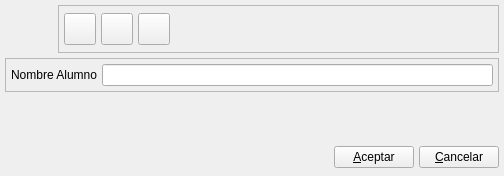
Qt form bulmages/bulmafact/plugins/pluginalumno/alumnobase.ui (eboladev/Bulmages-1) before a commit.
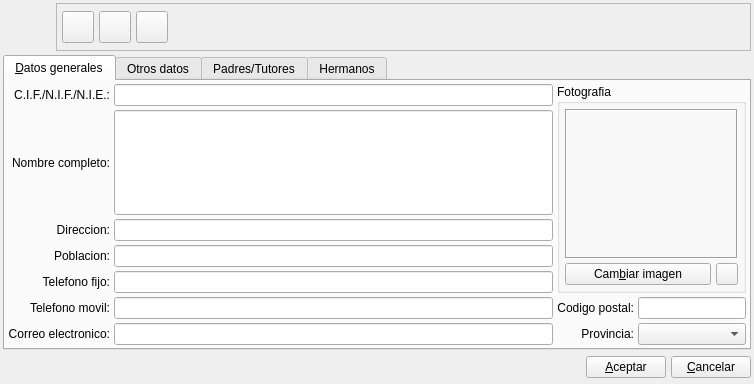
The same form after that commit. Icons and pictures are not drawn. Custom widgets are drawn as their Qt base class.

The edit to the form file:
```diff
--- a/bulmages/bulmafact/plugins/pluginalumno/alumnobase.ui
+++ b/bulmages/bulmafact/plugins/pluginalumno/alumnobase.ui
@@ -6,8 +6,8 @@
    <rect>
     <x>0</x>
     <y>0</y>
-    <width>504</width>
-    <height>176</height>
+    <width>754</width>
+    <height>384</height>
    </rect>
   </property>
   <property name="minimumSize" >
@@ -23,14 +23,8 @@
    <iconset resource="gestionaula.qrc" >
     <normaloff>:/ImgGestionAula/icons/alumno.svg</normaloff>:/ImgGestionAula/icons/alumno.svg</iconset>
   </property>
-  <layout class="QGridLayout" >
-   <property name="margin" >
-    <number>5</number>
-   </property>
-   <property name="spacing" >
-    <number>5</number>
-   </property>
-   <item row="0" column="0" >
+  <layout class="QVBoxLayout" name="verticalLayout" >
+   <item>
     <layout class="QHBoxLayout" >
      <property name="spacing" >
       <number>5</number>
@@ -213,67 +207,408 @@
      </item>
     </layout>
    </item>
-   <item row="1" column="0" >
-    <widget class="QFrame" name="frame_2" >
-     <property name="frameShape" >
-      <enum>QFrame::StyledPanel</enum>
+   <item>
+    <widget class="QTabWidget" name="mui_tab" >
+     <property name="enabled" >
+      <bool>true</bool>
      </property>
-     <property name="frameShadow" >
-      <enum>QFrame::Raised</enum>
+     <property name="currentIndex" >
+      <number>0</number>
      </property>
-     <layout class="QGridLayout" >
-      <property name="margin" >
-       <number>5</number>
+     <widget class="QWidget" name="Tab1" >
+      <property name="geometry" >
+       <rect>
+        <x>0</x>
+        <y>0</y>
+        <width>732</width>
+        <height>228</height>
+       </rect>
       </property>
-      <property name="spacing" >
-       <number>5</number>
+      <attribute name="title" >
+       <string>&amp;Datos generales</string>
+      </attribute>
+      <layout class="QGridLayout" name="gridLayout_2" >
+       <item row="0" column="0" >
+        <widget class="QLabel" name="textLabel2_5" >
+         <property name="text" >
+          <string>C.I.F./N.I.F./N.I.E.:</string>
+         </property>
+         <property name="alignment" >
+          <set>Qt::AlignRight|Qt::AlignTrailing|Qt::AlignVCenter</set>
+         </property>
+         <property name="buddy" >
+          <cstring></cstring>
+         </property>
+        </widget>
+       </item>
+       <item row="0" column="1" >
+        <widget class="QLineEdit" name="mui_cifcliente" >
+         <property name="maxLength" >
+          <number>200</number>
+         </property>
+        </widget>
+       </item>
+       <item rowspan="5" row="0" column="2" colspan="2" >
+        <widget class="QGroupBox" name="groupBox_5" >
+         <property name="title" >
+          <string>Fotografia</string>
+         </property>
+         <layout class="QGridLayout" name="_4" >
+          <property name="margin" >
+           <number>5</number>
+          </property>
+          <property name="spacing" >
+           <number>5</number>
+          </property>
+          <item row="0" column="0" colspan="2" >
+           <widget class="QLabel" name="mui_imagen_2" >
+            <property name="sizePolicy" >
+             <sizepolicy vsizetype="Preferred" hsizetype="Preferred" >
+              <horstretch>0</horstretch>
+              <verstretch>0</verstretch>
+             </sizepolicy>
+            </property>
+            <property name="minimumSize" >
+             <size>
+              <width>150</width>
+              <height>150</height>
+             </size>
+            </property>
+            <property name="frameShape" >
+             <enum>QFrame::Box</enum>
+            </property>
+            <property name="frameShadow" >
+             <enum>QFrame::Sunken</enum>
+            </property>
+            <property name="scaledContents" >
+             <bool>true</bool>
+            </property>
+           </widget>
+          </item>
+          <item row="1" column="0" >
+           <widget class="QPushButton" name="mui_cambiarimagen_2" >
+            <property name="text" >
+             <string>Cam&amp;biar imagen</string>
+            </property>
+           </widget>
+          </item>
+          <item row="1" column="1" >
+           <widget class="QPushButton" name="mui_borrarimagen_2" >
+            <property name="minimumSize" >
+             <size>
+              <width>22</width>
+              <height>22</height>
+             </size>
+            </property>
+            <property name="maximumSize" >
+             <size>
+              <width>22</width>
+              <height>22</height>
+             </size>
+            </property>
+            <property name="toolTip" >
+             <string>Borrar imagen</string>
+            </property>
+            <property name="text" >
+             <string/>
+            </property>
+            <property name="icon" >
+             <iconset resource="../../../bulmages.qrc" >
+              <normaloff>:/Images/edit-delete.svg</normaloff>:/Images/edit-delete.svg</iconset>
+            </property>
+            <property name="iconSize" >
+             <size>
+              <width>16</width>
+              <height>16</height>
+             </size>
+            </property>
+           </widget>
+          </item>
+         </layout>
+        </widget>
+       </item>
+       <item row="1" column="0" >
+        <widget class="QLabel" name="textLabel2_2" >
+         <property name="text" >
+          <string>Nombre completo:</string>
+         </property>
+         <property name="alignment" >
+          <set>Qt::AlignRight|Qt::AlignTrailing|Qt::AlignVCenter</set>
+         </property>
+         <property name="buddy" >
+          <cstring></cstring>
+         </property>
+        </widget>
+       </item>
+       <item row="1" column="1" >
+        <widget class="QLineEdit" name="mui_nombrealumno" >
+         <property name="sizePolicy" >
+          <sizepolicy vsizetype="Preferred" hsizetype="Expanding" >
+           <horstretch>0</horstretch>
+           <verstretch>0</verstretch>
+          </sizepolicy>
+         </property>
+        </widget>
+       </item>
+       <item row="2" column="0" >
+        <widget class="QLabel" name="textLabel2_6" >
+         <property name="text" >
+          <string>Direccion:</string>
+         </property>
+         <property name="alignment" >
+          <set>Qt::AlignRight|Qt::AlignTrailing|Qt::AlignVCenter</set>
+         </property>
+         <property name="buddy" >
+          <cstring></cstring>
+         </property>
+        </widget>
+       </item>
+       <item row="2" column="1" >
+        <widget class="QLineEdit" name="mui_dircliente" >
+         <property name="maxLength" >
+          <number>100</number>
+         </property>
+        </widget>
+       </item>
+       <item row="3" column="0" >
+        <widget class="QLabel" name="textLabel2_9" >
+         <property name="text" >
+          <string>Poblacion:</string>
+         </property>
+         <property name="alignment" >
+          <set>Qt::AlignRight|Qt::AlignTrailing|Qt::AlignVCenter</set>
+         </property>
+         <property name="buddy" >
+          <cstring></cstring>
+         </property>
+        </widget>
+       </item>
+       <item row="3" column="1" >
+        <widget class="QLineEdit" name="mui_poblcliente" >
+         <property name="maxLength" >
+          <number>40</number>
+         </property>
+        </widget>
+       </item>
+       <item row="4" column="0" >
+        <widget class="QLabel" name="textLabel2_8" >
+         <property name="text" >
+          <string>Telefono fijo:</string>
+         </property>
+         <property name="alignment" >
+          <set>Qt::AlignRight|Qt::AlignTrailing|Qt::AlignVCenter</set>
+         </property>
+         <property name="buddy" >
+          <cstring></cstring>
+         </property>
+        </widget>
+       </item>
+       <item row="4" column="1" >
+        <widget class="QLineEdit" name="mui_telcliente" >
+         <property name="maxLength" >
+          <number>20</number>
+         </property>
+        </widget>
+       </item>
+       <item row="5" column="0" >
+        <widget class="QLabel" name="textLabel2_8_5" >
+         <property name="text" >
+          <string>Telefono movil:</string>
+         </property>
+         <property name="alignment" >
+          <set>Qt::AlignRight|Qt::AlignTrailing|Qt::AlignVCenter</set>
+         </property>
+         <property name="buddy" >
+          <cstring></cstring>
+         </property>
+        </widget>
+       </item>
+       <item row="5" column="1" >
+        <widget class="QLineEdit" name="mui_movilcliente" >
+         <property name="maxLength" >
+          <number>20</number>
+         </property>
+        </widget>
+       </item>
+       <item row="5" column="2" >
+        <widget class="QLabel" name="textLabel2_7" >
+         <property name="sizePolicy" >
+          <sizepolicy vsizetype="Fixed" hsizetype="Fixed" >
+           <horstretch>0</horstretch>
+           <verstretch>0</verstretch>
+          </sizepolicy>
+         </property>
+         <property name="text" >
+          <string>Codigo postal:</string>
+         </property>
+         <property name="alignment" >
+          <set>Qt::AlignRight|Qt::AlignTrailing|Qt::AlignVCenter</set>
+         </property>
+         <property name="buddy" >
+          <cstring></cstring>
+         </property>
+        </widget>
+       </item>
+       <item row="5" column="3" >
+        <widget class="QLineEdit" name="mui_cpcliente" >
+         <property name="sizePolicy" >
+          <sizepolicy vsizetype="Fixed" hsizetype="Fixed" >
+           <horstretch>0</horstretch>
+           <verstretch>0</verstretch>
+          </sizepolicy>
+         </property>
+         <property name="maxLength" >
+          <number>10</number>
+         </property>
+        </widget>
+       </item>
+       <item row="6" column="0" >
+        <widget class="QLabel" name="textLabel2_8_3" >
+         <property name="text" >
+          <string>Correo electronico:</string>
+         </property>
+         <property name="alignment" >
+          <set>Qt::AlignRight|Qt::AlignTrailing|Qt::AlignVCenter</set>
+         </property>
+         <property name="buddy" >
+          <cstring></cstring>
+         </property>
+        </widget>
+       </item>
+       <item row="6" column="1" >
+        <widget class="QLineEdit" name="mui_mailcliente" >
+         <property name="maxLength" >
+          <number>100</number>
+         </property>
+        </widget>
+       </item>
+       <item row="6" column="2" >
+        <widget class="QLabel" name="textLabel2_9_2" >
+         <property name="text" >
+          <string>Provincia:</string>
+         </property>
+         <property name="alignment" >
+          <set>Qt::AlignRight|Qt::AlignTrailing|Qt::AlignVCenter</set>
+         </property>
+        </widget>
+       </item>
+       <item row="6" column="3" >
+        <widget class="BusquedaProvincia" name="mui_idprovincia" />
+       </item>
+      </layout>
+     </widget>
+     <widget class="QWidget" name="tabOtros" >
+      <property name="geometry" >
+       <rect>
+        <x>0</x>
+        <y>0</y>
+        <width>732</width>
+        <height>228</height>
+       </rect>
       </property>
-      <item row="0" column="0" >
-       <widget class="QLabel" name="textLabel1_2_2_3_2" >
-        <property name="sizePolicy" >
-         <sizepolicy vsizetype="Fixed" hsizetype="Preferred" >
-          <horstretch>0</horstretch>
-          <verstretch>0</verstretch>
-         </sizepolicy>
-        </property>
-        <property name="text" >
-         <string>Nombre Alumno</string>
-        </property>
-        <property name="alignment" >
-         <set>Qt::AlignRight|Qt::AlignTrailing|Qt::AlignVCenter</set>
-        </property>
-        <property name="buddy" >
-         <cstring>mui_nombrealumno</cstring>
-        </property>
-       </widget>
-      </item>
-      <item row="0" column="1" >
-       <widget class="QLineEdit" name="mui_nombrealumno" >
-        <property name="sizePolicy" >
-         <sizepolicy vsizetype="Preferred" hsizetype="Expanding" >
-          <horstretch>0</horstretch>
-          <verstretch>0</verstretch>
-         </sizepolicy>
-        </property>
-       </widget>
-      </item>
-     </layout>
+      <attribute name="title" >
+       <string>Otros datos</string>
+      </attribute>
+      <layout class="QGridLayout" name="gridLayout" >
+       <item row="0" column="0" colspan="3" >
+        <widget class="QFrame" name="m_frameplugin" >
+         <property name="frameShape" >
+          <enum>QFrame::StyledPanel</enum>
+         </property>
+         <property name="frameShadow" >
+          <enum>QFrame::Raised</enum>
+         </property>
+        </widget>
+       </item>
+       <item row="1" column="0" colspan="2" >
+        <widget class="QLabel" name="textLabel2_4_2_2" >
+         <property name="text" >
+          <string>Comentarios:</string>
+         </property>
+         <property name="buddy" >
+          <cstring></cstring>
+         </property>
+        </widget>
+       </item>
+       <item row="2" column="0" colspan="3" >
+        <widget class="QTextEdit" name="mui_comentcliente" >
+         <property name="sizePolicy" >
+          <sizepolicy vsizetype="Expanding" hsizetype="Expanding" >
+           <horstretch>0</horstretch>
+           <verstretch>0</verstretch>
+          </sizepolicy>
+         </property>
+         <property name="tabChangesFocus" >
+          <bool>true</bool>
+         </property>
+        </widget>
+       </item>
+       <item row="3" column="0" >
+        <widget class="QLabel" name="textLabel2_4_3" >
+         <property name="text" >
+          <string>Datos bancarios:</string>
+         </property>
+         <property name="buddy" >
+          <cstring></cstring>
+         </property>
+        </widget>
+       </item>
+       <item row="3" column="1" colspan="2" >
+        <widget class="BLBancoEdit" name="mui_bancocliente" >
+         <property name="sizePolicy" >
+          <sizepolicy vsizetype="Fixed" hsizetype="Expanding" >
+           <horstretch>0</horstretch>
+           <verstretch>0</verstretch>
+          </sizepolicy>
+         </property>
+        </widget>
+       </item>
+      </layout>
+     </widget>
+     <widget class="QWidget" name="tab" >
+      <attribute name="title" >
+       <string>Padres/Tutores</string>
+      </attribute>
+      <layout class="QGridLayout" name="gridLayout_3" >
+       <item row="0" column="0" >
+        <widget class="QTableWidget" name="tableWidget" >
+         <column>
+          <property name="text" >
+           <string>DNI / NIf</string>
+          </property>
+         </column>
+         <column>
+          <property name="text" >
+           <string>Nombre</string>
+          </property>
+         </column>
+         <column>
+          <property name="text" >
+           <string>Relacion</string>
+          </property>
+         </column>
+         <column>
+          <property name="text" >
+           <string>Porcentaje de facturacion</string>
+          </property>
+         </column>
+        </widget>
+       </item>
+      </layout>
+     </widget>
+     <widget class="QWidget" name="tab_2" >
+      <attribute name="title" >
+       <string>Hermanos</string>
+      </attribute>
+      <layout class="QGridLayout" name="gridLayout_4" >
+       <item row="0" column="0" >
+        <widget class="QTableWidget" name="tableWidget_2" />
+       </item>
+      </layout>
+     </widget>
     </widget>
    </item>
-   <item row="2" column="0" >
-    <spacer>
-     <property name="orientation" >
-      <enum>Qt::Vertical</enum>
-     </property>
-     <property name="sizeHint" stdset="0" >
-      <size>
-       <width>490</width>
-       <height>31</height>
-      </size>
-     </property>
-    </spacer>
-   </item>
-   <item row="3" column="0" >
+   <item>
     <layout class="QHBoxLayout" >
      <property name="spacing" >
       <number>5</number>
@@ -316,6 +651,18 @@
   </layout>
  </widget>
  <layoutdefault spacing="4" margin="3" />
+ <customwidgets>
+  <customwidget>
+   <class>BusquedaProvincia</class>
+   <extends>QComboBox</extends>
+   <header>busquedaprovincia.h</header>
+  </customwidget>
+  <customwidget>
+   <class>BLBancoEdit</class>
+   <extends>QLineEdit</extends>
+   <header>blbancoedit.h</header>
+  </customwidget>
+ </customwidgets>
  <resources>
   <include location="../../../bulmages.qrc" />
   <include location="gestionaula.qrc" />
```
Left out of the diff: 6 changed lines with no effect on the pictures.
